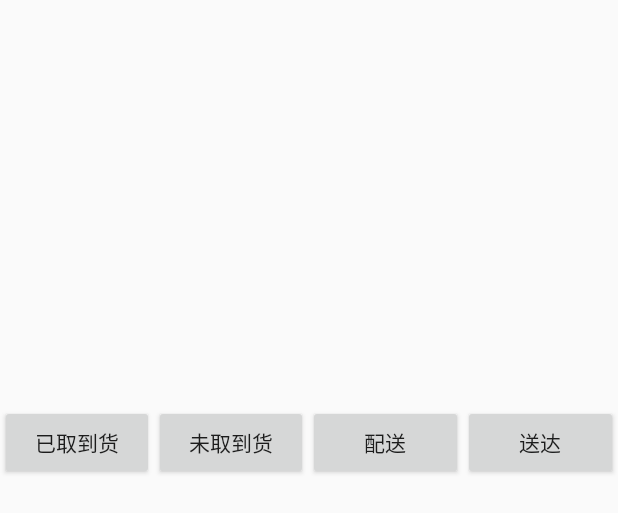
After one commit to thingsareright/qingqiserverapp, an Android app: the layout activity_single__ei__info.xml on its own in the app's theme, with its tools: preview values and no code run, on a phone screen of 412 x 824 dp. The commit adds this screen. Shown: the top 513 px of the screen. Run offline under Robolectric (Android 15) with nearby library versions, the phone set to English and light mode, and no system bars.

Commit message:
完善了短信服务，， 而且完成了几乎所有的页面

```diff
--- a/app/src/main/AndroidManifest.xml
+++ b/app/src/main/AndroidManifest.xml
@@ -1,6 +1,7 @@
 <?xml version="1.0" encoding="utf-8"?>
 <manifest xmlns:android="http://schemas.android.com/apk/res/android"
     package="com.example.qingqiserverapp">
+
     <uses-permission android:name="android.permission.INTERNET" />
 
     <application
@@ -18,9 +19,10 @@
             </intent-filter>
         </activity>
         <activity android:name=".activity.SmsSquare" />
-        <activity android:name=".activity.PackageState" />
+        <activity android:name=".activity.PackageState"
+            android:launchMode="singleTask"/>
         <activity android:name=".activity.AllEIofOneStateandSmsaddress" />
-        <activity android:name=".activity.SingleEI"></activity>
+        <activity android:name=".activity.Single_EI_Info"></activity>
     </application>
 
 </manifest>
--- a/app/src/main/java/com/example/qingqiserverapp/activity/AllEIofOneStateandSmsaddress.java
+++ b/app/src/main/java/com/example/qingqiserverapp/activity/AllEIofOneStateandSmsaddress.java
@@ -25,7 +25,7 @@ import okhttp3.Response;
 
 public class AllEIofOneStateandSmsaddress extends AppCompatActivity {
 
-    private List<EI> eiList = new ArrayList<>();
+    public List<EI> eiList = new ArrayList<>();
 
     @Override
     protected void onCreate(Bundle savedInstanceState) {
--- a/app/src/main/java/com/example/qingqiserverapp/utils/Constant.java
+++ b/app/src/main/java/com/example/qingqiserverapp/utils/Constant.java
@@ -37,6 +37,8 @@ public class Constant {
         stateString.add(0,"未取货");
         stateString.add(1,"轻骑已取货");
         stateString.add(2,"抱歉，没取到货");
+        stateString.add(3,"配送中");
+        stateString.add(4,"送达");
     }
 
     public static String getServer() {
--- /dev/null
+++ b/app/src/main/res/layout/activity_single__ei__info.xml
@@ -0,0 +1,86 @@
+<?xml version="1.0" encoding="utf-8"?>
+<LinearLayout xmlns:android="http://schemas.android.com/apk/res/android"
+    android:orientation="vertical"
+    xmlns:app="http://schemas.android.com/apk/res-auto"
+    xmlns:tools="http://schemas.android.com/tools"
+    android:layout_width="match_parent"
+    android:layout_height="match_parent"
+    tools:context="com.example.qingqiserverapp.activity.Single_EI_Info">
+
+    <TextView
+        android:id="@+id/awb_state"
+        android:layout_width="match_parent"
+        android:layout_height="50dp" />
+
+    <TextView
+        android:id="@+id/tel"
+        android:layout_width="match_parent"
+        android:layout_height="50dp" />
+
+    <LinearLayout
+        android:layout_width="match_parent"
+        android:layout_height="70dp"
+        android:orientation="horizontal">
+
+        <TextView
+            android:id="@+id/sms"
+            android:layout_width="0dp"
+            android:layout_weight="2"
+            android:layout_height="wrap_content" />
+
+        <TextView
+            android:id="@+id/smsaddress"
+            android:layout_width="0dp"
+            android:layout_weight="1"
+            android:layout_height="wrap_content" />
+
+    </LinearLayout>
+
+    <TextView
+        android:id="@+id/name"
+        android:layout_width="match_parent"
+        android:layout_height="50dp" />
+
+    <TextView
+        android:id="@+id/address"
+        android:layout_width="match_parent"
+        android:layout_height="50dp">
+    </TextView>
+
+    <LinearLayout
+        android:layout_width="match_parent"
+        android:layout_height="50dp">
+
+        <Button
+            android:id="@+id/get_package"
+            android:layout_width="0dp"
+            android:layout_height="50dp"
+            android:layout_weight="1"
+            android:text="已取到货"/>
+
+        <Button
+            android:id="@+id/unget_package"
+            android:layout_width="0dp"
+            android:layout_height="50dp"
+            android:layout_weight="1"
+            android:text="未取到货"/>
+
+        <Button
+            android:id="@+id/dispatching_package"
+            android:layout_width="0dp"
+            android:layout_height="50dp"
+            android:layout_weight="1"
+            android:text="配送"/>
+
+        <Button
+            android:id="@+id/dispatched_package"
+            android:layout_width="0dp"
+            android:layout_height="50dp"
+            android:layout_weight="1"
+            android:text="送达"/>
+
+    </LinearLayout>
+
+
+
+</LinearLayout>
```
Also changed, not shown: app/src/main/java/com/example/qingqiserverapp/activity/SingleEI.java (deleted, +0 -15 lines), app/src/main/java/com/example/qingqiserverapp/activity/Single_EI_Info.java (added, +266 -0 lines), app/src/main/java/com/example/qingqiserverapp/adapter/EIAdapter.java (+24 -5 lines), app/src/main/java/com/example/qingqiserverapp/utils/SmsUtil.java (added, +73 -0 lines), app/src/main/res/layout/activity_single_ei.xml (deleted, +0 -9 lines).
